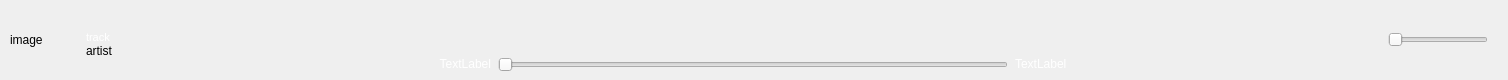
First picture: the form in waveful-desktop/resources/UI/status_barUI.ui, repository Rashitov-S/waveful-desktop, before the edit.
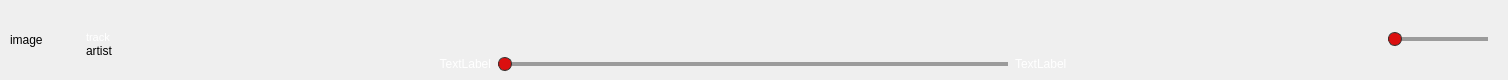
Second picture: the form after the edit.

Commit message: enhance interface and fix bugs

Patch:
```diff
--- a/waveful-desktop/resources/UI/status_barUI.ui
+++ b/waveful-desktop/resources/UI/status_barUI.ui
@@ -50,7 +50,7 @@
    <item row="0" column="3">
     <layout class="QHBoxLayout" name="horizontalLayout_2">
      <property name="spacing">
-      <number>6</number>
+      <number>7</number>
      </property>
      <property name="leftMargin">
       <number>0</number>
@@ -107,6 +107,29 @@
          <height>16777215</height>
         </size>
        </property>
+       <property name="styleSheet">
+        <string notr="true">QSlider::groove:horizontal {
+    border-radius: 8px;       
+    height: 6px;
+    margin: -1px 0;         
+       
+}
+QSlider::handle:horizontal {
+    background-color: #db0f0f;
+    border: 1px solid #313431;
+    height: 12px;     
+    width: 12px;   
+    border-radius: 7px;
+    margin: -4px 0;   
+    padding: -4px 0px;  
+}
+QSlider::add-page:horizontal {
+    background: #9b9b9b;
+}
+QSlider::sub-page:horizontal {
+    background: qlineargradient(spread:pad, x1:0, y1:0, x2:1, y2:0, stop:0 rgba(255, 0, 0, 255), stop:1 rgba(255, 100, 245, 255));
+}</string>
+       </property>
        <property name="orientation">
         <enum>Qt::Horizontal</enum>
        </property>
@@ -350,6 +373,29 @@
            <height>16777215</height>
           </size>
          </property>
+         <property name="styleSheet">
+          <string notr="true">QSlider::groove:horizontal {
+    border-radius: 8px;       
+    height: 6px;
+    margin: -1px 0;         
+       
+}
+QSlider::handle:horizontal {
+    background-color: #db0f0f;
+    border: 1px solid #313431;
+    height: 12px;     
+    width: 12px;   
+    border-radius: 7px;
+    margin: -4px 0;   
+    padding: -4px 0px;  
+}
+QSlider::add-page:horizontal {
+    background: #9b9b9b;
+}
+QSlider::sub-page:horizontal {
+    background: qlineargradient(spread:pad, x1:0, y1:0, x2:1, y2:0, stop:0 rgba(255, 0, 0, 255), stop:1 rgba(255, 100, 245, 255));
+}</string>
+         </property>
          <property name="minimum">
           <number>0</number>
          </property>
```
The commit also changes 3 other files.
